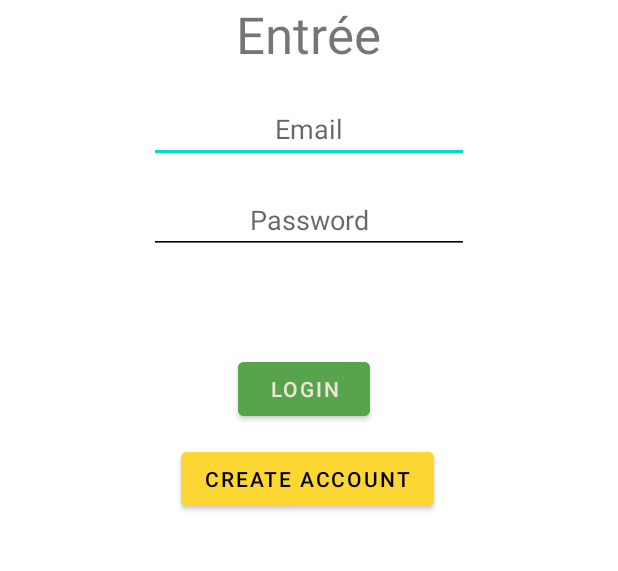
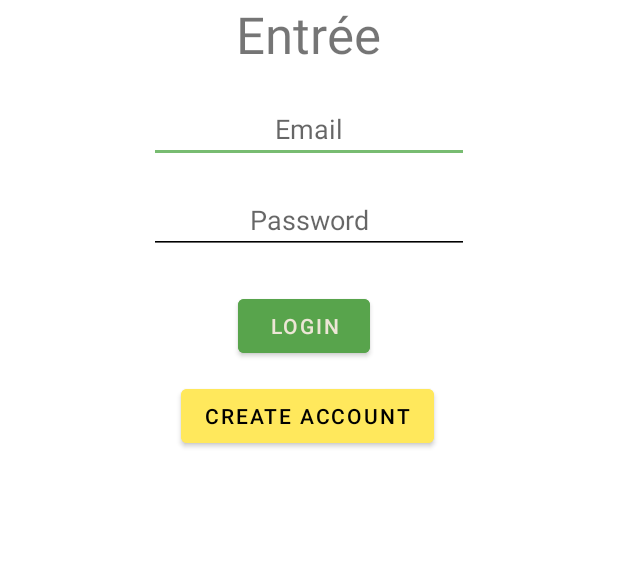
Before and after one commit to wgaines5/TheSensitiveEntree, an Android app: the screen it shows after launch (Login), on a phone screen of 412 x 824 dp, the part 547-1118 px from its top. Run offline under Robolectric (Android 15) with nearby library versions, the phone set to English and light mode, and no system bars.

Commit message:
Login button locked to password

```diff
--- a/app/src/main/res/layout/activity_login.xml
+++ b/app/src/main/res/layout/activity_login.xml
@@ -11,7 +11,7 @@
       android:layout_width="wrap_content"
       android:layout_height="wrap_content"
       android:layout_marginStart="158dp"
-      android:layout_marginTop="544dp"
+      android:layout_marginTop="24dp"
       android:layout_marginEnd="165dp"
       android:backgroundTint="@color/dark_green"
       android:text="@string/login"
@@ -19,9 +19,9 @@
       android:textColor="@color/off_white"
       android:visibility="visible"
       app:layout_constraintEnd_toEndOf="parent"
-      app:layout_constraintHorizontal_bias="0.515"
+      app:layout_constraintHorizontal_bias="0.535"
       app:layout_constraintStart_toStartOf="parent"
-      app:layout_constraintTop_toTopOf="parent"
+      app:layout_constraintTop_toBottomOf="@+id/enterPassword"
       tools:text="@string/login"
       tools:visibility="visible" />
 
@@ -88,13 +88,13 @@
       app:layout_constraintTop_toBottomOf="@+id/enterEmailAddress" />
 
   <Button
-      android:id="@+id/button2"
+      android:id="@+id/createAccountButton"
       android:layout_width="wrap_content"
       android:layout_height="wrap_content"
       android:layout_marginStart="132dp"
       android:layout_marginTop="12dp"
       android:layout_marginEnd="134dp"
-      android:backgroundTint="@color/dark_yellow"
+      android:backgroundTint="@color/light_yellow"
       android:text="@string/create_account"
       android:textAlignment="center"
       android:textColor="@color/black"
--- a/app/src/main/res/values/themes.xml
+++ b/app/src/main/res/values/themes.xml
@@ -6,8 +6,8 @@
         <item name="colorPrimaryVariant">@color/light_green</item>
         <item name="colorOnPrimary">@color/off_white</item>
         <!-- Secondary brand color. -->
-        <item name="colorSecondary">@color/teal_200</item>
-        <item name="colorSecondaryVariant">@color/teal_700</item>
+        <item name="colorSecondary">@color/light_green</item>
+        <item name="colorSecondaryVariant">@color/dark_green</item>
         <item name="colorOnSecondary">@color/black</item>
         <!-- Status bar color. -->
         <item name="android:statusBarColor">?attr/colorPrimaryVariant</item>
```
